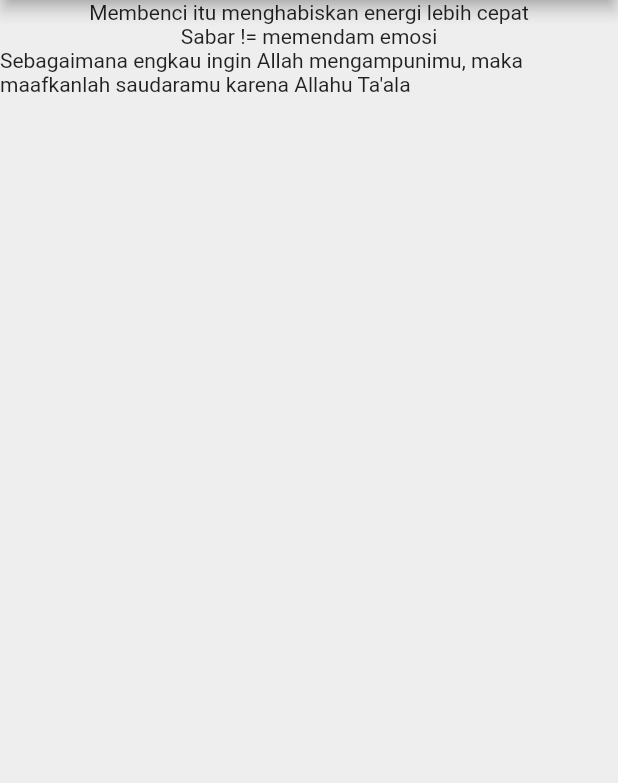
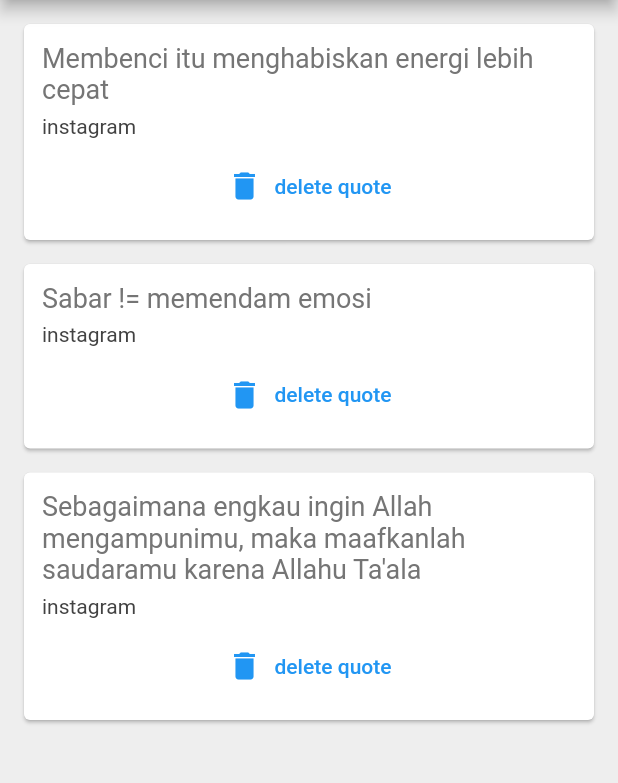
Before and after one commit to mukimahrizky/quotes_flutter, a Flutter app: the screen it shows after launch, on a phone screen of 412 x 824 dp, the part 84-867 px from its top. Run offline on Flutter 3.47's test engine with Material 2 defaults, Android fonts, the phone set to English and light mode, and no system bars.

Commit message:
delete quote

```diff
--- a/lib/main.dart
+++ b/lib/main.dart
@@ -1,7 +1,9 @@
 import 'package:flutter/material.dart';
+import 'quote.dart';
+import 'quote_card.dart';
 
 void main() {
-  runApp(MaterialApp(
+  runApp(const MaterialApp(
     home: QuoteList(),
   ));
 }
@@ -15,10 +17,10 @@ class QuoteList extends StatefulWidget {
 
 class _QuoteListState extends State<QuoteList> {
 
-  List<String> quotes = [
-    'Membenci itu menghabiskan energi lebih cepat',
-    'Sabar != memendam emosi',
-    'Sebagaimana engkau ingin Allah mengampunimu, maka maafkanlah saudaramu karena Allahu Ta\'ala'
+  List<Quote> quotes = [
+    Quote(from: 'instagram', text: 'Membenci itu menghabiskan energi lebih cepat'),
+    Quote(from: 'instagram', text: 'Sabar != memendam emosi'),
+    Quote(from: 'instagram', text: 'Sebagaimana engkau ingin Allah mengampunimu, maka maafkanlah saudaramu karena Allahu Ta\'ala'),
   ];
 
   @override
@@ -26,12 +28,19 @@ class _QuoteListState extends State<QuoteList> {
     return Scaffold(
       backgroundColor: Colors.grey[200],
       appBar: AppBar(
-      title: Text('Awesome Quotes'),
+      title: const Text('Awesome Quotes'),
         centerTitle: true,
         backgroundColor: Colors.redAccent,
       ),
       body: Column(
-        children: quotes.map((quote) => Text(quote)).toList(),
+        children: quotes.map((quote) => QuoteCard(
+          quote: quote,
+          delete: () {
+            setState(() {
+              quotes.remove(quote);
+            });
+          }
+        )).toList(),
       ),
     );
   }
--- /dev/null
+++ b/lib/quote.dart
@@ -0,0 +1,6 @@
+class Quote {
+  String text;
+  String from;
+
+  Quote({ required this.text, required this.from });
+}
--- /dev/null
+++ b/lib/quote_card.dart
@@ -0,0 +1,45 @@
+import 'package:flutter/material.dart';
+import 'quote.dart';
+
+class QuoteCard extends StatelessWidget {
+
+  final Quote quote;
+  final void Function() delete;
+  QuoteCard({ required this.quote, required this.delete });
+
+  @override
+  Widget build(BuildContext context) {
+    return Card(
+      margin: EdgeInsets.fromLTRB(16.0, 16.0, 16.0, 0),
+      child: Padding(
+        padding: const EdgeInsets.all(12.0),
+        child: Column(
+          crossAxisAlignment: CrossAxisAlignment.stretch,
+          children: [
+            Text(
+              quote.text,
+              style: TextStyle(
+                fontSize: 18.0,
+                color: Colors.grey[600],
+              ),
+            ),
+            SizedBox(height: 6.0),
+            Text(
+                quote.from,
+                style: TextStyle(
+                  fontSize: 14.0,
+                  color:Colors.grey[800],
+                )
+            ),
+            SizedBox(height: 8.0),
+            TextButton.icon(
+              onPressed: delete,
+              label: Text('delete quote'),
+              icon: Icon(Icons.delete),
+            )
+          ],
+        ),
+      ),
+    );
+  }
+}
```
